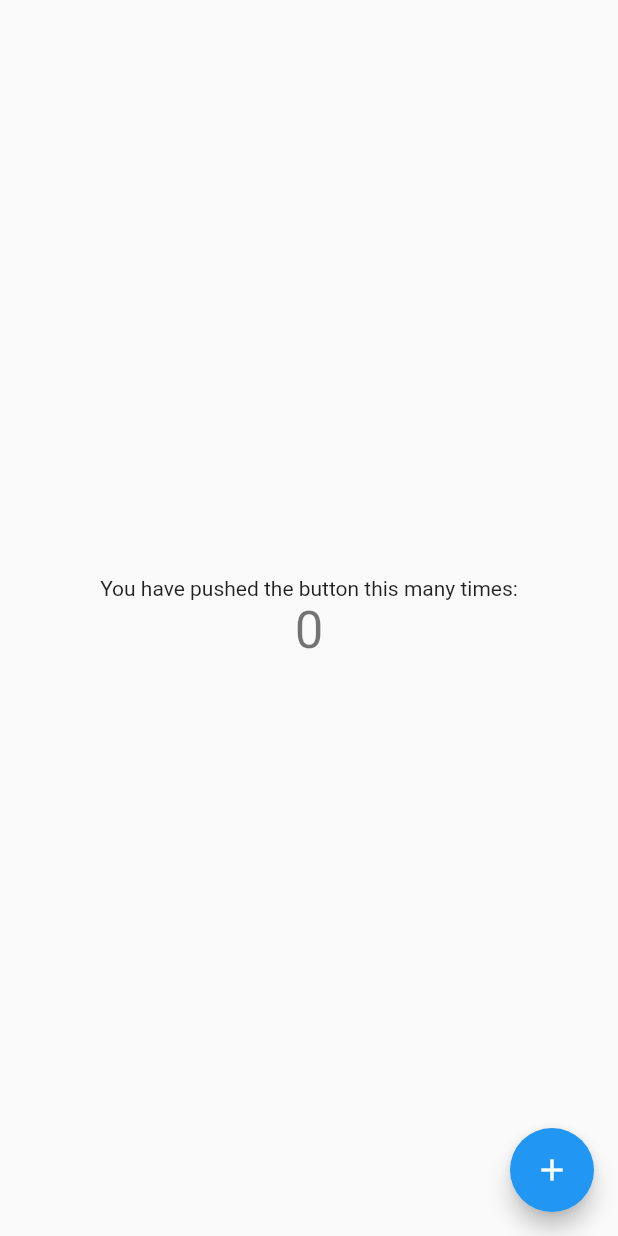
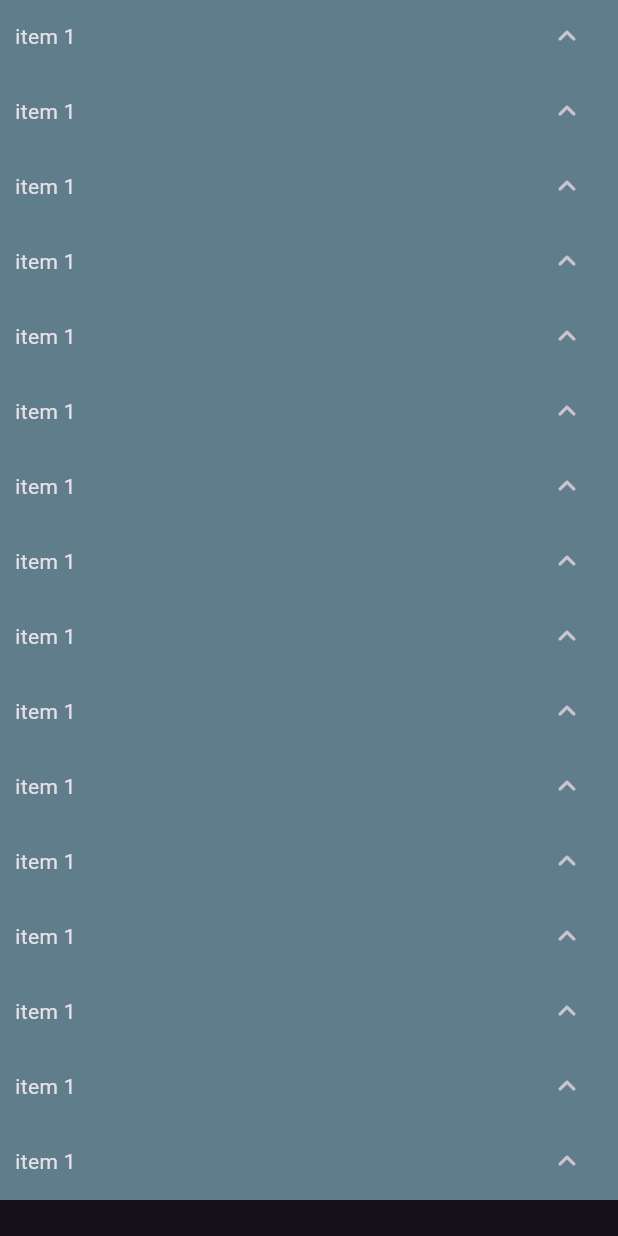
Before and after one commit to rodolfo-kunzel/flutter_animation, a Flutter app: the Home screen opened by its route, on a phone screen of 412 x 824 dp. Run offline on Flutter 3.47's test engine with Material 2 defaults, Android fonts, the phone set to English and light mode, and no system bars.

Commit message:
work in progresss

```diff
--- a/lib/home/home.dart
+++ b/lib/home/home.dart
@@ -1,4 +1,5 @@
 import 'package:flutter/material.dart';
+import 'package:flutter_animation/home/widgets/list_tile_animated_item.dart';
 
 class Home extends StatefulWidget {
   const Home({super.key});
@@ -8,35 +9,39 @@ class Home extends StatefulWidget {
 }
 
 class _HomeState extends State<Home> {
-  int _counter = 0;
+  final Map items = <String, String>{
+    'item 1': 'Description 1',
+    'item 2': 'Descruption 2',
+    'item 3': 'Description 3',
+    'item 4': 'Description 4',
+    'item 5': 'Descruition 5',
+    'item 6': 'Description 6',
+    'item 7': 'Description 7',
+    'item 8': 'Description 8',
+    'item 9': 'Description 9',
+    'item 10': 'Descrition 10',
+    'item 11': 'Description 11',
+    'item 12': 'Description 12',
+    'item 13': 'Description 13',
+    'item 14': 'Description 14',
+    'item 15': 'Description 15',
+    'item 16': 'Description 16',
+  };
 
-  void _incrementCounter() {
-    setState(() {
-      _counter++;
-    });
-  }
+  final controller = ScrollController();
 
   @override
   Widget build(BuildContext context) {
     return Scaffold(
       body: Center(
-        child: Column(
-          mainAxisAlignment: MainAxisAlignment.center,
-          children: <Widget>[
-            const Text(
-              'You have pushed the button this many times:',
-            ),
-            Text(
-              '$_counter',
-              style: Theme.of(context).textTheme.headlineMedium,
-            ),
-          ],
+        child: ListView.builder(
+          controller: controller,
+          itemCount: items.length,
+          itemBuilder: (context, index) => const ListViewAnimatedItem(
+            title: 'item 1',
+            description: 'item 1',
+          ),
         ),
-      ),
-      floatingActionButton: FloatingActionButton(
-        onPressed: _incrementCounter,
-        tooltip: 'Increment',
-        child: const Icon(Icons.add),
       ),
     );
   }
--- /dev/null
+++ b/lib/home/widgets/list_tile_animated_item.dart
@@ -0,0 +1,83 @@
+import 'package:flutter/material.dart';
+
+class ListViewAnimatedItem extends StatefulWidget {
+  const ListViewAnimatedItem(
+      {super.key, required this.title, required this.description});
+  final String title;
+  final String description;
+
+  @override
+  State<ListViewAnimatedItem> createState() => _ListViewAnimatedItemState();
+}
+
+class _ListViewAnimatedItemState extends State<ListViewAnimatedItem>
+    with SingleTickerProviderStateMixin {
+  late final AnimationController controller;
+  late final Animation<double> itemHeight;
+  late final Animation<Color?> itemColor;
+  late final Animation<double> itemIconButtonRotation;
+
+  var isExpanded = false;
+
+  @override
+  void initState() {
+    super.initState();
+    controller =
+        AnimationController(vsync: this, duration: const Duration(seconds: 2));
+
+    controller.addListener(() {
+      setState(() {});
+    });
+
+    itemHeight = Tween<double>(begin: 50, end: 100).animate(controller);
+    itemColor = ColorTween(begin: Colors.blueGrey, end: Colors.white)
+        .animate(controller);
+    itemIconButtonRotation = Tween(begin: 1.0, end: 0.5).animate(controller);
+  }
+
+  @override
+  void dispose() {
+    controller.dispose();
+    super.dispose();
+  }
+
+  void _onPressed() {
+    WidgetsBinding.instance.addPostFrameCallback((timeStamp) {
+      isExpanded ? controller.reverse() : controller.forward();
+      isExpanded = !isExpanded;
+    });
+  }
+
+  @override
+  Widget build(BuildContext context) {
+    return Container(
+      color: itemColor.value,
+      height: itemHeight.value,
+      padding: const EdgeInsets.symmetric(horizontal: 10),
+      child: Column(
+        children: [
+          Row(
+            children: [
+              Text(widget.title),
+              const Spacer(),
+              AnimatedRotation(
+                duration: const Duration(seconds: 1),
+                turns: itemIconButtonRotation.value,
+                child: IconButton(
+                  onPressed: _onPressed,
+                  icon: const Icon(
+                    Icons.expand_less_rounded,
+                  ),
+                ),
+              ),
+            ],
+          ),
+          if (isExpanded) ...[
+            const SizedBox(height: 10),
+            Text(widget.description),
+          ]
+        ],
+      ),
+    );
+  }
+}
--- a/lib/main.dart
+++ b/lib/main.dart
@@ -13,11 +13,9 @@ class MyApp extends StatelessWidget {
   Widget build(BuildContext context) {
     return MaterialApp(
       title: 'Flutter Demo',
-      theme: ThemeData(
-        primarySwatch: Colors.blue,
-      ),
+      theme: ThemeData.dark(useMaterial3: true),
       routes: {
-        '/': (context) => const SplashScreen(),
+        '/': (context) => const Home(),
         '/home': (context) => const Home(),
       },
     );
```
Also changed, not shown: 1 other file.
